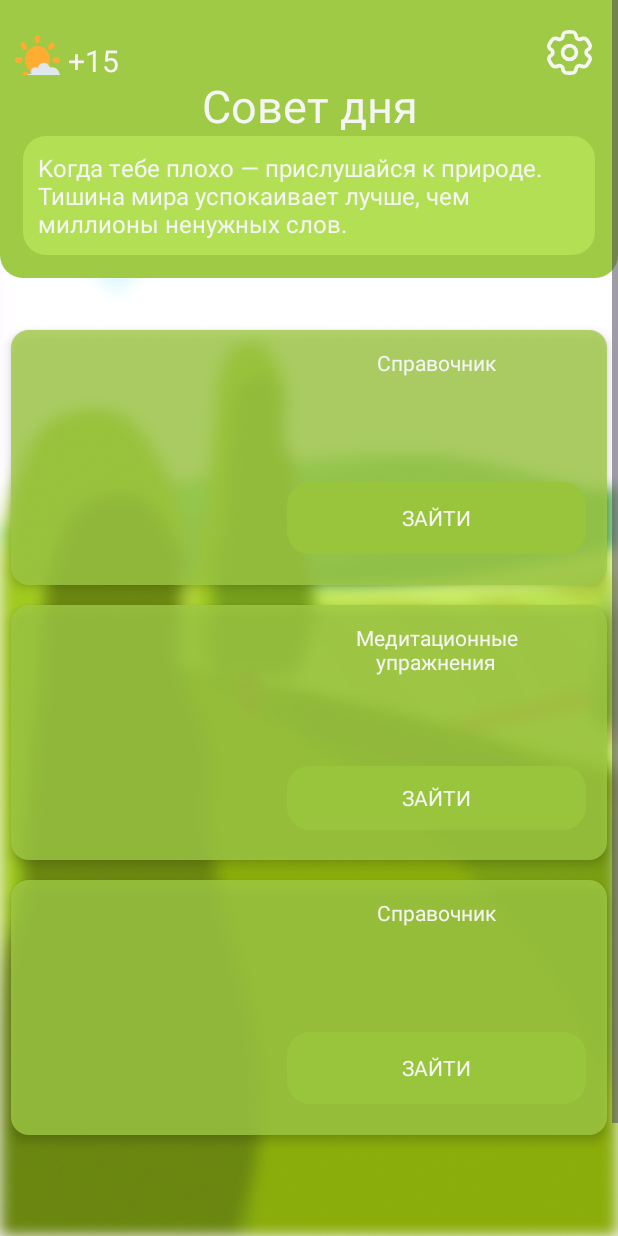
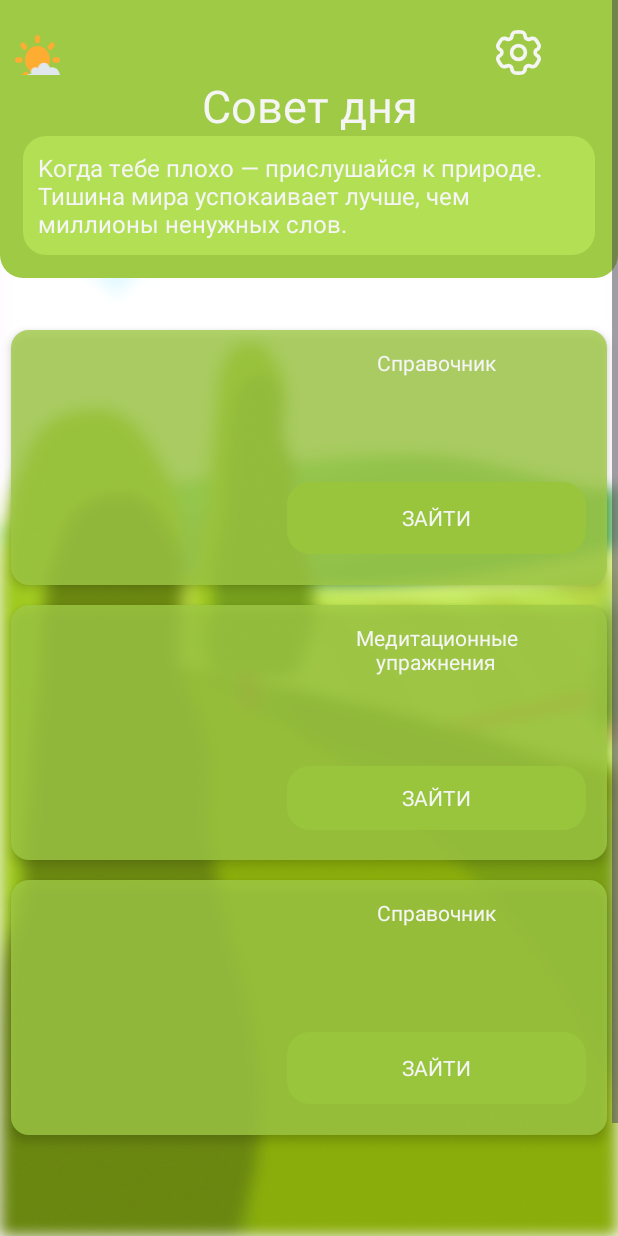
Before and after one commit to KraftHammer/MobileApp, an Android app: the main_menu screen opened directly, with no data from a screen before it, on a phone screen of 412 x 824 dp. Run offline under Robolectric (Android 15) with nearby library versions, the phone set to English and light mode, and no system bars; Roboto replaces fonts that are not available here.

```diff
--- a/app/src/main/AndroidManifest.xml
+++ b/app/src/main/AndroidManifest.xml
@@ -1,6 +1,8 @@
 <?xml version="1.0" encoding="utf-8"?>
 <manifest xmlns:android="http://schemas.android.com/apk/res/android"
     xmlns:tools="http://schemas.android.com/tools">
+    <uses-permission android:name="android.permission.ACCESS_NETWORK_STATE"/>
+    <uses-permission android:name="android.permission.INTERNET"/>
 
     <application
         android:allowBackup="true"
--- a/app/src/main/java/com/example/zenflow/MainActivity.kt
+++ b/app/src/main/java/com/example/zenflow/MainActivity.kt
@@ -33,7 +33,6 @@ class MainActivity : AppCompatActivity() {
             val login = Login.text.trim().toString()
             val pass = Password.text.trim().toString()
             if(login.equals("") || pass.equals("")){
-                //btn_reg.text = getWeather("beff1410e1ce24a8d3f42b0378031768","Barnaul").toString()
                 errortoast(this, "Введите данные", Toast.LENGTH_SHORT).show()
             }
             else{
--- a/app/src/main/java/com/example/zenflow/getWeather.kt
+++ b/app/src/main/java/com/example/zenflow/getWeather.kt
@@ -1,9 +1,11 @@
 package com.example.zenflow
 
 import android.app.DownloadManager.Request
+import android.text.Editable
 import org.json.JSONObject
 
-class getWeather(val API:String, val city:String) {
+class getWeather(val API:String, val city:String){
+
     val link:String = "https://api.openweathermap.org/data/2.5/weather?q=$city&appid=$API"
     val jsonObj = JSONObject(link)
 
--- a/app/src/main/java/com/example/zenflow/main_menu.kt
+++ b/app/src/main/java/com/example/zenflow/main_menu.kt
@@ -1,11 +1,11 @@
 package com.example.zenflow
+
 
 import androidx.appcompat.app.AppCompatActivity
 import android.os.Bundle
-import androidx.recyclerview.widget.LinearLayoutManager
-import androidx.recyclerview.widget.RecyclerView
 
 class main_menu : AppCompatActivity() {
+
     override fun onCreate(savedInstanceState: Bundle?) {
         super.onCreate(savedInstanceState)
         setContentView(R.layout.activity_main_menu)
--- a/app/src/main/res/layout/activity_main_menu.xml
+++ b/app/src/main/res/layout/activity_main_menu.xml
@@ -41,14 +41,14 @@
                         android:src="@drawable/suncloud" />
 
                     <TextView
-                        android:id="@+id/textWeatger"
+                        android:id="@+id/textWeather"
                         android:layout_width="wrap_content"
                         android:layout_height="wrap_content"
                         android:layout_marginTop="15sp"
 
                         android:layout_marginRight="15sp"
                         android:layout_gravity="center"
-                        android:text="+15"
+                        android:text=""
                         android:textSize="20sp"
                         android:textColor="@color/WhiteText"/>
 
--- a/app/src/main/res/layout/toast_custom.xml
+++ b/app/src/main/res/layout/toast_custom.xml
@@ -17,5 +17,5 @@
         android:fontFamily="@font/gabriela"
         android:text=""
         android:gravity="center"
-        android:textColor="@color/White"/>
+        android:textColor="@color/WhiteText"/>
 </LinearLayout>
--- a/app/src/main/res/values/preloaded_fonts.xml
+++ b/app/src/main/res/values/preloaded_fonts.xml
@@ -1,7 +1,6 @@
 <?xml version="1.0" encoding="utf-8"?>
 <resources>
     <array name="preloaded_fonts" translatable="false">
-        <item>@font/abeezee</item>
         <item>@font/aref_ruqaa</item>
         <item>@font/gabriela</item>
     </array>
```
